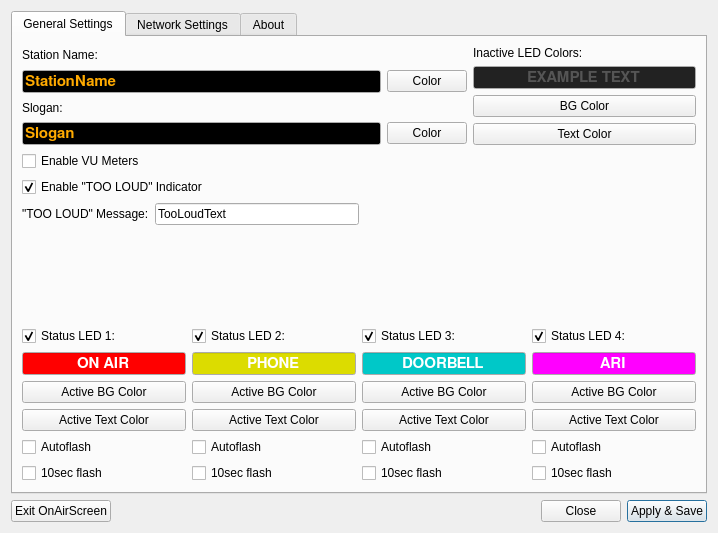
Old version of the form settings.ui in the repository saschaludwig/OnAirScreen.
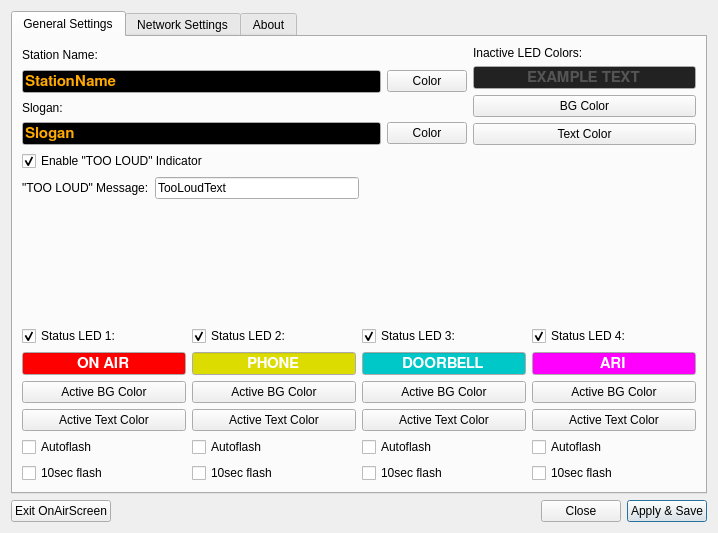
New version of the form. Icons and pictures are not drawn.

Commit message: removed VU meters, added OnAir Counter

What changed in the file:
```diff
--- a/settings.ui
+++ b/settings.ui
@@ -440,22 +440,6 @@
         <layout class="QHBoxLayout" name="horizontalLayout_8">
          <item>
           <layout class="QVBoxLayout" name="verticalLayout_4">
-           <item>
-            <widget class="QCheckBox" name="checkBox_VU">
-             <property name="enabled">
-              <bool>true</bool>
-             </property>
-             <property name="sizePolicy">
-              <sizepolicy hsizetype="Minimum" vsizetype="Fixed">
-               <horstretch>0</horstretch>
-               <verstretch>0</verstretch>
-              </sizepolicy>
-             </property>
-             <property name="text">
-              <string>Enable VU Meters</string>
-             </property>
-            </widget>
-           </item>
            <item>
             <widget class="QCheckBox" name="checkBox_TooLoud">
              <property name="enabled">
```
Left out of the diff: 1 changed line with no effect on the pictures. The commit also changes 3 other files.
